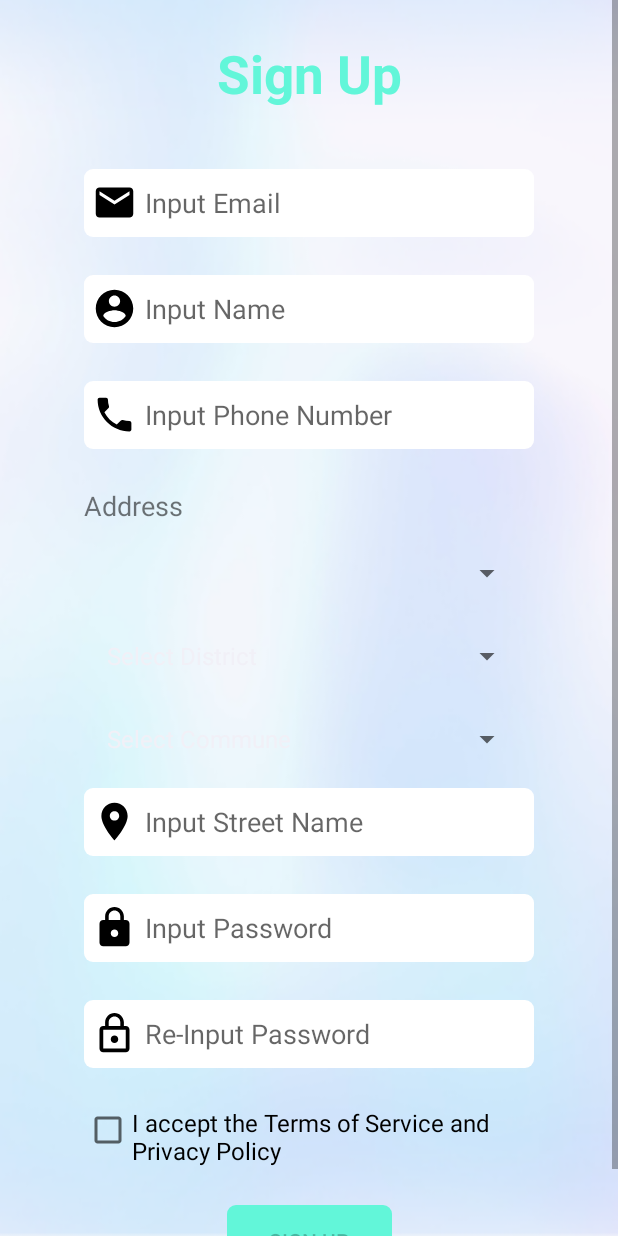
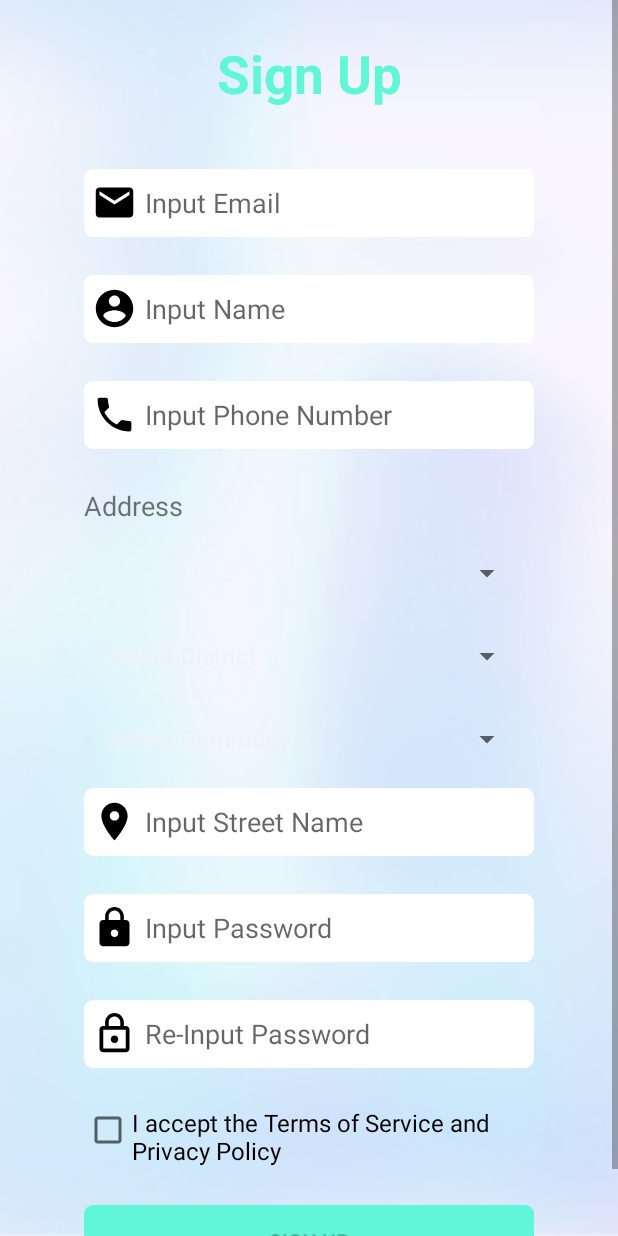
Before and after one commit to lethang321997/Project, an Android app: the SignUpActivity screen opened directly, with no data from a screen before it, on a phone screen of 412 x 824 dp. Run offline under Robolectric (Android 15) with nearby library versions, the phone set to English and light mode, and no system bars; our stand-ins replace Firebase (no records; nobody signed in at launch, a user with empty details on screens opened directly), Volley; network calls fail.

Commit message:
change size button

```diff
--- a/app/src/main/res/layout/activity_sign_up.xml
+++ b/app/src/main/res/layout/activity_sign_up.xml
@@ -149,7 +149,7 @@
 
         <Button
             android:id="@+id/btnSignUpAccount"
-            android:layout_width="110dp"
+            android:layout_width="300dp"
             android:layout_height="wrap_content"
             android:layout_marginTop="25dp"
             android:background="@drawable/button"
```
